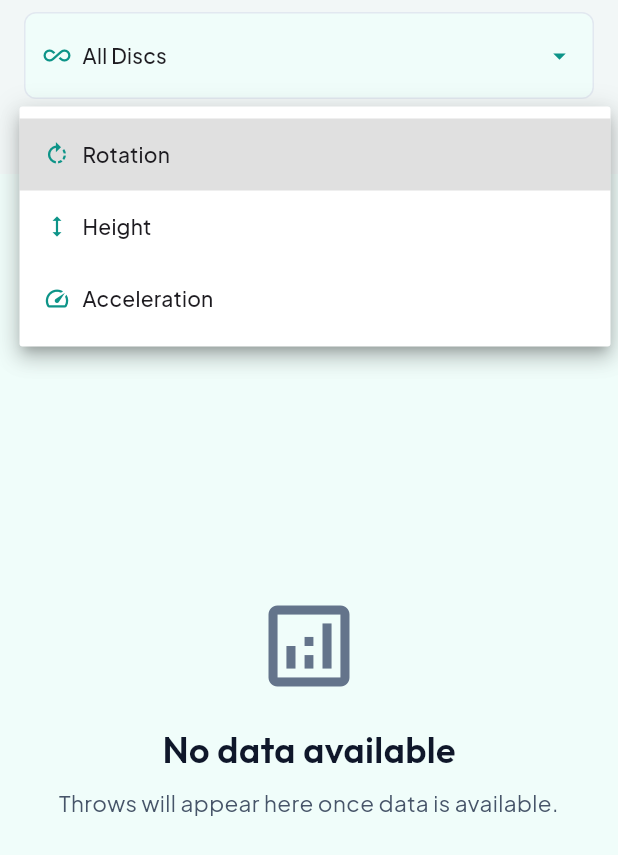
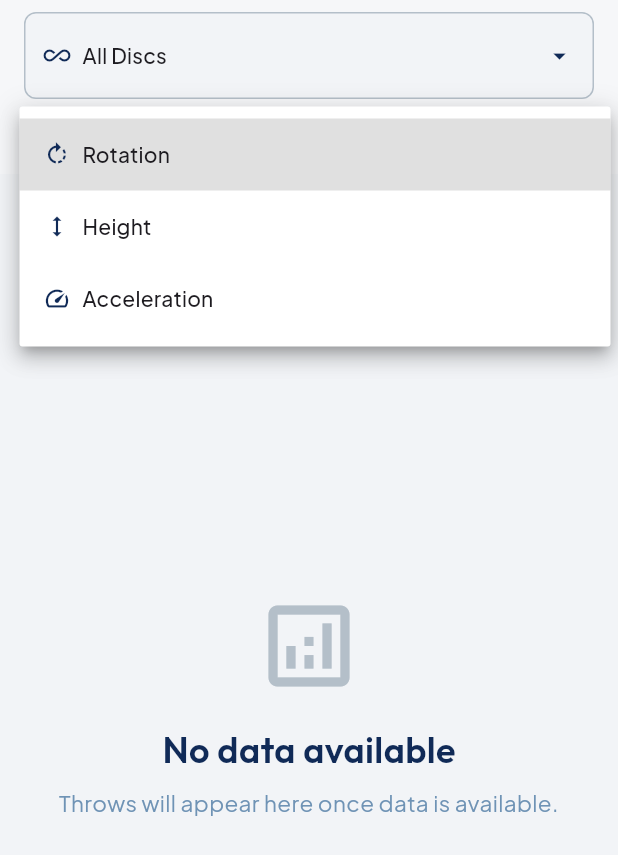
Before and after one commit to SmartDisc/SmartDisc, a Flutter app: the AnalysisScreen screen opened directly, after a tap on "All Discs", after a tap on "Rotation", on a phone screen of 412 x 824 dp. Shown: the top 855 px of the screen. Run offline on Flutter 3.47's test engine with Material 3 defaults, Android fonts, the phone set to English and light mode, and no system bars; our stand-ins replace firebase_core, fl_chart, flutter_blue_plus, google_fonts, open_filex, share_plus and 1 more; missing offline and left inert: dart:html, model_viewer_plus; accounts and stored records are empty; network calls fail; project files that could hold a hidden picture were left out.

Commit message:
changed color scheme acording branding book

```diff
--- a/smartdisc/lib/styles/app_colors.dart
+++ b/smartdisc/lib/styles/app_colors.dart
@@ -1,36 +1,53 @@
 import 'package:flutter/material.dart';
 
-/// SmartDisc palette: sporty, outdoor, premium.
-/// Primary teal, warm accent, clear hierarchy.
+/// SmartDisc brand palette – blue/gray only.
+/// - Dunkelblau #102a57 – primary, text
+/// - Grau Azurblau #6f93b5 – accent
+/// - Pastelgrau Azurblau #b4bfc9 – borders, muted
+/// - Light blue-gray tints for backgrounds (no orange)
 class AppColors {
+  // ---- Palette (brand) ----
+  /// Grau Azurblau – muted blue-gray (accent, links)
+  static const Color grauAzurblau = Color(0xFF6F93B5);
+  /// Dunkelblau – deep navy (primary, headings)
+  static const Color dunkelblau = Color(0xFF102A57);
+  /// Pastelgrau Azurblau – light blue-gray (borders, muted)
+  static const Color pastelgrauAzurblau = Color(0xFFB4BFC9);
+
+  // Lighter blue-gray tints (for backgrounds, no orange)
+  static const Color grauAzurblau60 = Color(0xFFB8C9DD);
+  static const Color pastelgrauAzurblau80 = Color(0xFFC9D2DA);
+  static const Color backgroundLight = Color(0xFFE8ECF0);  // light blue-gray
+  static const Color backgroundLighter = Color(0xFFF2F4F7); // very light blue-gray
+
+  // ---- Semantic mapping ----
   // Brand
-  static const Color primary = Color(0xFF0D9488);       // Teal
-  static const Color primaryDark = Color(0xFF0F766E);
-  static const Color accent = Color(0xFFF59E0B);        // Amber
-  static const Color accentMuted = Color(0xFFFDE68A);
+  static const Color primary = dunkelblau;
+  static const Color primaryDark = Color(0xFF0A1E3A);
+  static const Color accent = grauAzurblau;
+  static const Color accentMuted = grauAzurblau60;
 
-  // Legacy aliases for gradual migration
-  static const Color secondary = Color(0xFF06B6D4);
-  static const Color bluePrimary = Color(0xFF0D9488);
-  static const Color blueMuted = Color(0xFF5EEAD4);
+  static const Color secondary = grauAzurblau;
+  static const Color bluePrimary = dunkelblau;
+  static const Color blueMuted = pastelgrauAzurblau;
 
-  // Surfaces
-  static const Color background = Color(0xFFF0FDFA);    // Very light teal tint
-  static const Color backgroundAlt = Color(0xFFCCFBF1); // Subtle mint
+  // Surfaces (blue-gray and white only)
+  static const Color background = backgroundLighter;
+  static const Color backgroundAlt = backgroundLight;
   static const Color surface = Color(0xFFFFFFFF);
-  static const Color surfaceMuted = Color(0xFFF1F5F9);
-  static const Color border = Color(0xFFE2E8F0);
-  static const Color borderLight = Color(0xFFF1F5F9);
+  static const Color surfaceMuted = pastelgrauAzurblau80;
+  static const Color border = pastelgrauAzurblau;
+  static const Color borderLight = pastelgrauAzurblau80;
 
   // Text
-  static const Color textPrimary = Color(0xFF0F172A);
-  static const Color textSecondary = Color(0xFF475569);
-  static const Color textMuted = Color(0xFF64748B);
+  static const Color textPrimary = dunkelblau;
+  static const Color textSecondary = grauAzurblau;
+  static const Color textMuted = pastelgrauAzurblau;
   static const Color textOnPrimary = Color(0xFFFFFFFF);
-  static const Color textOnAccent = Color(0xFF1E293B);
+  static const Color textOnAccent = dunkelblau;
 
-  // Cards & gradients
-  static const Color cardGradientStart = Color(0xFFF0FDFA);
-  static const Color cardGradientEnd = Color(0xFFE0F2FE);
-  static const Color cardAccent = Color(0xFF99F6E4);
+  // Cards & gradients (blue-gray only)
+  static const Color cardGradientStart = backgroundLighter;
+  static const Color cardGradientEnd = Color(0xFFFFFFFF);
+  static const Color cardAccent = grauAzurblau60;
 }
```
Also changed, not shown: smartdisc/lib/screens/dashboard_screen.dart (+12 -11 lines).
